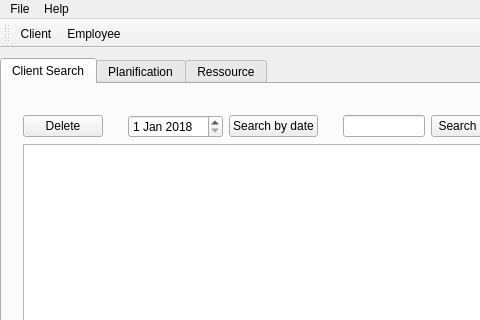
Lydie-Pierrick/TP2-QT-INTRO, file TPQtIntroduction/mainwindow.ui: the form before one commit; both pictures show x 0 to 480 and y 0 to 320 of the 750 by 617 pixel window.
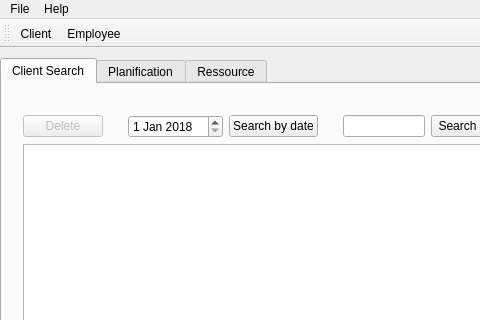
The form after the commit. Icons and pictures are not drawn.

```diff
--- a/TPQtIntroduction/mainwindow.ui
+++ b/TPQtIntroduction/mainwindow.ui
@@ -94,6 +94,9 @@
       <layout class="QGridLayout" name="gridLayout_SearchClient">
        <item row="1" column="0">
         <widget class="QPushButton" name="pushBtn_DeleteClient">
+         <property name="enabled">
+          <bool>false</bool>
+         </property>
          <property name="text">
           <string>Delete</string>
          </property>
```
Left out of the diff: 12 changed lines with no effect on the pictures.
